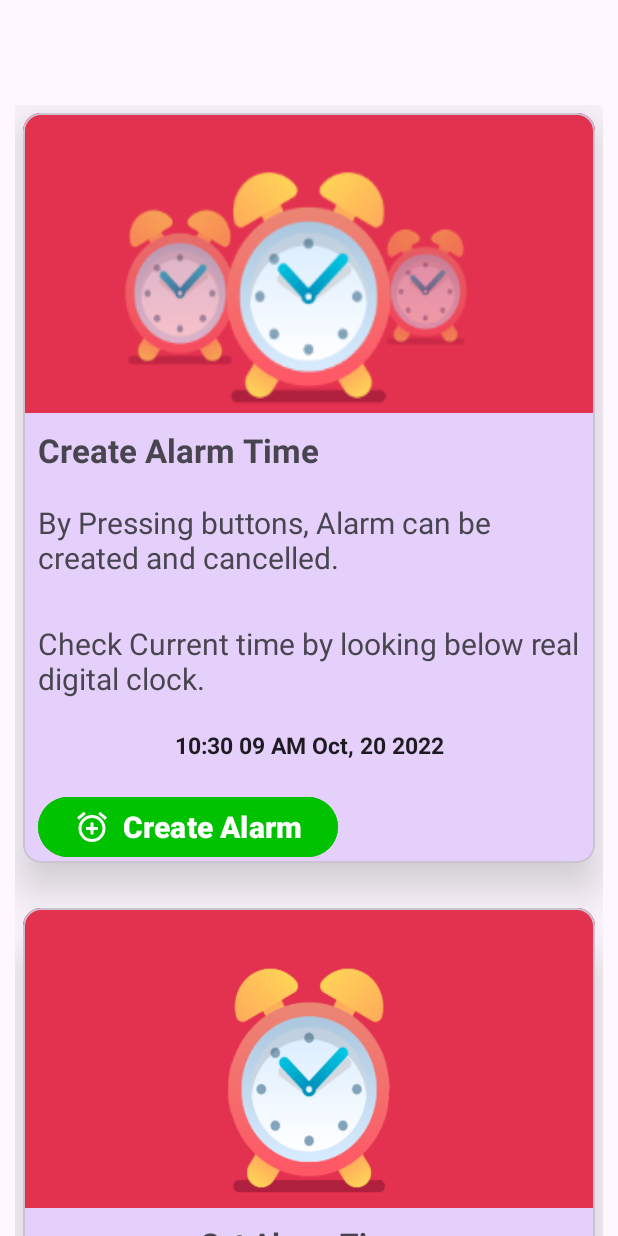
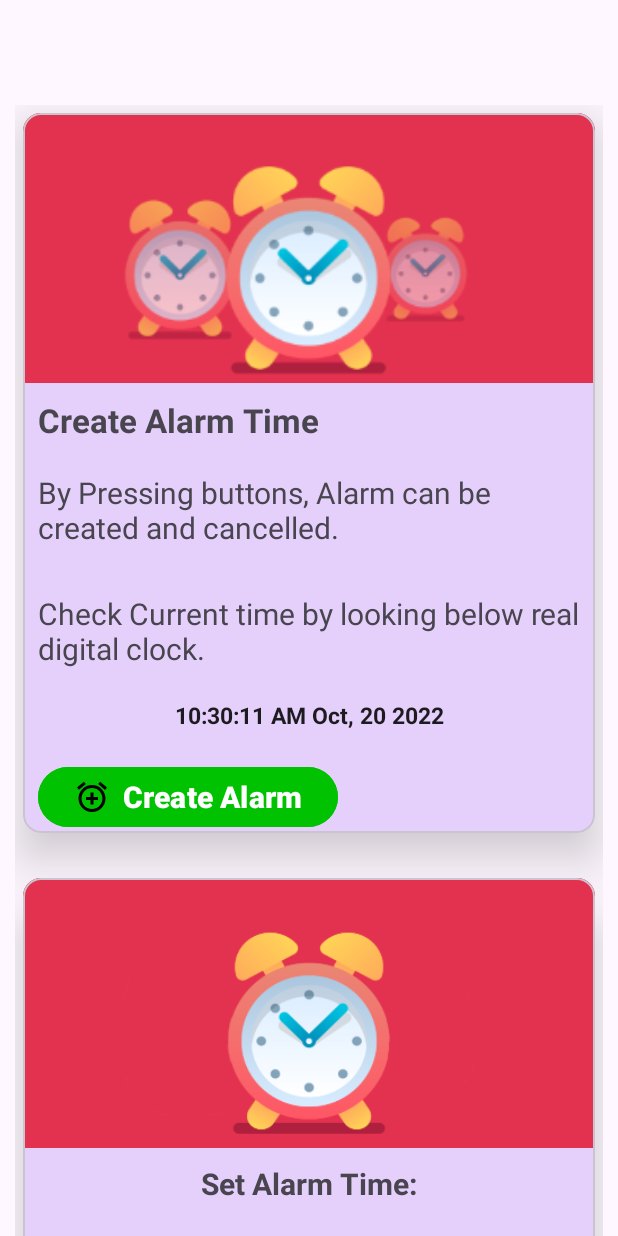
Before and after one commit to samarth20131/MADPractical7_20012021007, an Android app: the layout activity_main.xml on its own in the app's theme, with its tools: preview values and no code run, on a phone screen of 412 x 824 dp. Run offline under Robolectric (Android 15) with nearby library versions, the phone set to English and light mode, and no system bars.

Commit message:
Alarm Working

```diff
--- a/app/src/main/AndroidManifest.xml
+++ b/app/src/main/AndroidManifest.xml
@@ -16,7 +16,8 @@
         <service
             android:name=".AlarmService"
             android:enabled="true"
-            android:exported="true"/>
+            android:exported="true"
+            android:permission="TODO" />
 
         <receiver
             android:name=".AlarmBroadcastReceiver"
--- a/app/src/main/res/drawable/ic_baseline_add_alarm_24.xml
+++ b/app/src/main/res/drawable/ic_baseline_add_alarm_24.xml
@@ -1,4 +1,4 @@
-<vector android:height="24dp" android:tint="#ffffff"
+<vector android:height="24dp" android:tint="#000000"
     android:viewportHeight="24" android:viewportWidth="24"
     android:width="24dp" xmlns:android="http://schemas.android.com/apk/res/android">
     <path android:fillColor="@android:color/white" android:pathData="M7.88,3.39L6.6,1.86 2,5.71l1.29,1.53 4.59,-3.85zM22,5.72l-4.6,-3.86 -1.29,1.53 4.6,3.86L22,5.72zM12,4c-4.97,0 -9,4.03 -9,9s4.02,9 9,9c4.97,0 9,-4.03 9,-9s-4.03,-9 -9,-9zM12,20c-3.87,0 -7,-3.13 -7,-7s3.13,-7 7,-7 7,3.13 7,7 -3.13,7 -7,7zM13,9h-2v3L8,12v2h3v3h2v-3h3v-2h-3L13,9z"/>
--- a/app/src/main/res/layout/activity_main.xml
+++ b/app/src/main/res/layout/activity_main.xml
@@ -51,7 +51,7 @@
                     <ImageView
                         android:id="@+id/img_alarm"
                         android:layout_width="match_parent"
-                        android:layout_height="200dp"
+                        android:layout_height="180dp"
                         android:scaleType="fitXY"
                         android:src="@drawable/alarm_img"
                         app:layout_constraintStart_toStartOf="parent"
@@ -100,11 +100,10 @@
                         app:layout_constraintTop_toBottomOf="@id/text3"
                         app:layout_constraintStart_toStartOf="parent"
                         app:layout_constraintEnd_toEndOf="parent"
+                        android:format12Hour="hh:mm:ss a MMM, dd yyyy"
                         android:padding="10dp"
                         android:textSize="15sp"
-                        android:textStyle="bold"
-                        android:format12Hour="hh:mm ss a MMM, dd yyyy"
-                        />
+                        android:textStyle="bold"/>
 
                     <Button
                         android:id="@+id/btn_create_alarm"
@@ -133,7 +132,6 @@
                 app:layout_constraintStart_toStartOf="parent"
                 app:layout_constraintEnd_toEndOf="parent"
                 app:cardElevation="20dp"
-                android:visibility="visible"
                 android:layout_marginHorizontal="5dp"
                 android:layout_marginVertical="30dp">
 
@@ -144,7 +142,7 @@
                     <ImageView
                         android:id="@+id/img_alarm2"
                         android:layout_width="match_parent"
-                        android:layout_height="200dp"
+                        android:layout_height="180dp"
                         android:scaleType="fitXY"
                         android:src="@drawable/alarm_clock2"
                         app:layout_constraintStart_toStartOf="parent"
```
Also changed, not shown: app/src/main/java/com/example/madpractical7_20012021007/MainActivity.kt (+34 -40 lines).
